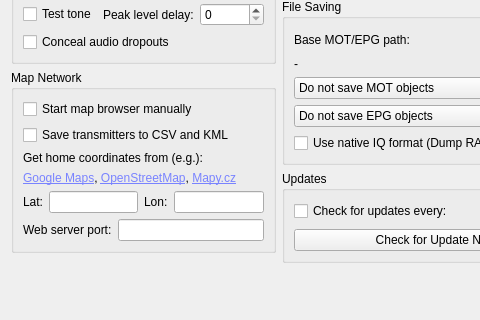
tomneda/DABstar, file src/base/forms/configuration.ui: the form before one commit; both pictures show x 0 to 480 and y 183 to 503 of the 836 by 503 pixel window.
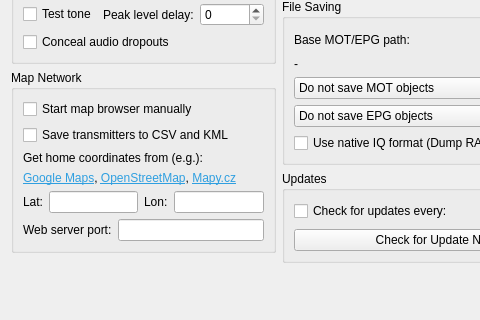
The form after the commit. Icons and pictures are not drawn.

Commit message:
Add clickable copyright info dialog
Enable version and copyright labels to open a dialog window with clickable links for detailed information.

Diff of the .ui file:
```diff
--- a/src/base/forms/configuration.ui
+++ b/src/base/forms/configuration.ui
@@ -184,7 +184,7 @@
           <item>
            <widget class="QLabel" name="lblMapUrlHint_2">
             <property name="text">
-             <string>&lt;html&gt;&lt;head/&gt;&lt;body&gt;&lt;p&gt;&lt;a href=&quot;https://www.google.com/maps&quot;&gt;&lt;span style=&quot; text-decoration: underline; color:#7983ff;&quot;&gt;Google Maps&lt;/span&gt;&lt;/a&gt;, &lt;a href=&quot;https://www.openstreetmap.org&quot;&gt;&lt;span style=&quot; text-decoration: underline; color:#7983ff;&quot;&gt;OpenStreetMap&lt;/span&gt;&lt;/a&gt;, &lt;a href=&quot;https://mapy.cz&quot;&gt;&lt;span style=&quot; text-decoration: underline; color:#7983ff;&quot;&gt;Mapy.cz&lt;/span&gt;&lt;/a&gt;&lt;/p&gt;&lt;/body&gt;&lt;/html&gt;</string>
+             <string>&lt;html&gt;&lt;head/&gt;&lt;body&gt;&lt;p&gt;&lt;a href=&quot;https://www.google.com/maps&quot;&gt;&lt;span style=&quot; text-decoration: underline; color:#2f9fe0;&quot;&gt;Google Maps&lt;/span&gt;&lt;/a&gt;, &lt;a href=&quot;https://www.openstreetmap.org&quot;&gt;&lt;span style=&quot; text-decoration: underline; color:#2f9fe0;&quot;&gt;OpenStreetMap&lt;/span&gt;&lt;/a&gt;, &lt;a href=&quot;https://mapy.cz&quot;&gt;&lt;span style=&quot; text-decoration: underline; color:#2f9fe0;&quot;&gt;Mapy.cz&lt;/span&gt;&lt;/a&gt;&lt;/p&gt;&lt;/body&gt;&lt;/html&gt;</string>
             </property>
             <property name="openExternalLinks">
              <bool>true</bool>
```
The commit also changes 2 other files.
